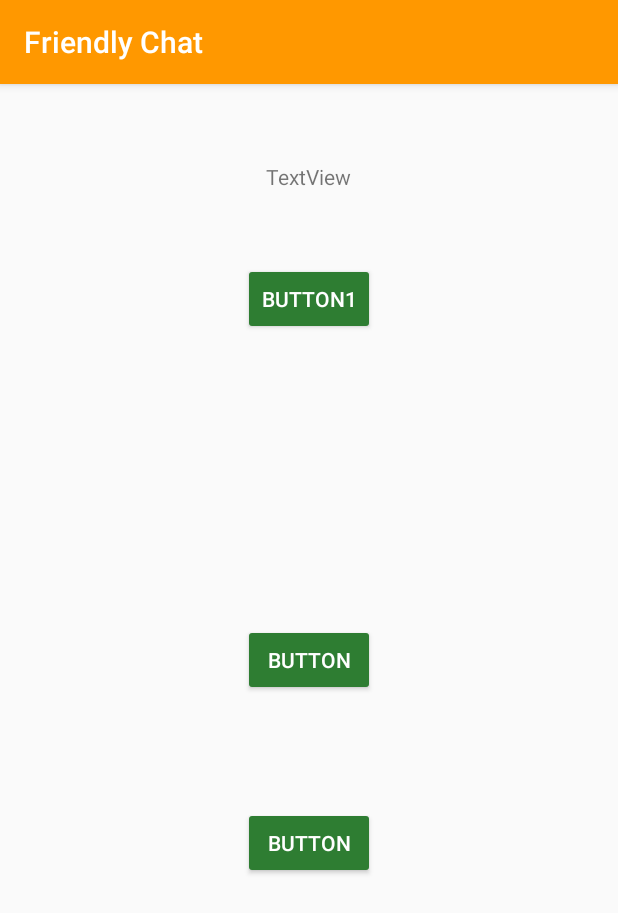
After one commit to MohsenHosseiniKhayat/Emergency-Texting-App, an Android app: the SendAlertActivity screen opened directly, with no data from a screen before it, on a phone screen of 412 x 824 dp. The commit adds this screen. Shown: the top 913 px of the screen. Run offline under Robolectric (Android 15) with nearby library versions, the phone set to English and light mode, and no system bars; our stand-ins replace Firebase (no records; nobody signed in at launch, a user with empty details on screens opened directly).

Commit message:
Added Skeleton for Alert Activity
Also made modifications to Message model

```diff
--- a/android-start/app/build.gradle
+++ b/android-start/app/build.gradle
@@ -18,6 +18,7 @@ android {
         versionCode 1
         versionName "1.0"
         testInstrumentationRunner "android.support.test.runner.AndroidJUnitRunner"
+        vectorDrawables.useSupportLibrary = true
     }
     buildTypes {
         release {
@@ -34,6 +35,8 @@ android {
 
 dependencies {
     compile fileTree(dir: 'libs', include: ['*.jar'])
+    compile 'com.android.support:support-v4:25.2.0'
+    compile 'com.android.support:support-vector-drawable:25.2.0'
     testCompile 'junit:junit:4.12'
 
     compile 'com.android.support:design:25.2.0'
--- a/android-start/app/src/main/java/com/google/firebase/codelab/friendlychat/MainActivity.java
+++ b/android-start/app/src/main/java/com/google/firebase/codelab/friendlychat/MainActivity.java
@@ -65,6 +65,7 @@ import com.google.firebase.appindexing.Indexable;
 import com.google.firebase.appindexing.builders.Indexables;
 import com.google.firebase.appindexing.builders.PersonBuilder;
 
+import java.util.ArrayList;
 import java.util.HashMap;
 import java.util.Map;
 
@@ -257,11 +258,12 @@ public class MainActivity extends AppCompatActivity
             }
         });
 
+        final ArrayList<String> receiverIds = new ArrayList<>();
         mSendButton = (Button) findViewById(R.id.sendButton);
         mSendButton.setOnClickListener(new View.OnClickListener() {
             @Override
             public void onClick(View view) {
-                FriendlyMessage friendlyMessage = new FriendlyMessage(mMessageEditText.getText().toString(), mUsername, mPhotoUrl);
+                FriendlyMessage friendlyMessage = new FriendlyMessage(mMessageEditText.getText().toString(), mUsername, mPhotoUrl, receiverIds);
                 mFirebaseDatabaseReference.child(MESSAGES_CHILD).push().setValue(friendlyMessage);
                 mMessageEditText.setText("");
             }
--- /dev/null
+++ b/android-start/app/src/main/java/com/google/firebase/codelab/friendlychat/SendAlertActivity.java
@@ -0,0 +1,75 @@
+package com.google.firebase.codelab.friendlychat;
+
+import android.support.v7.app.AppCompatActivity;
+import android.os.Bundle;
+import android.view.View;
+import android.widget.Button;
+
+import com.google.firebase.auth.FirebaseAuth;
+import com.google.firebase.auth.FirebaseUser;
+import com.google.firebase.database.DatabaseReference;
+import com.google.firebase.database.FirebaseDatabase;
+
+import java.util.ArrayList;
+
+import static com.google.firebase.codelab.friendlychat.MainActivity.MESSAGES_CHILD;
+
+public class SendAlertActivity extends AppCompatActivity {
+
+    private DatabaseReference mFirebaseDatabaseReference;
+    private String mUsername;
+    private String mPhotoUrl;
+    private FirebaseAuth mFirebaseAuth;
+    private FirebaseUser mFirebaseUser;
+
+
+    @Override
+    protected void onCreate(Bundle savedInstanceState) {
+        super.onCreate(savedInstanceState);
+        setContentView(R.layout.activity_send_alert);
+
+        //
+        mFirebaseAuth = FirebaseAuth.getInstance();
+        mFirebaseUser = mFirebaseAuth.getCurrentUser();
+        Button button1 = (Button) findViewById(R.id.buttonOne);
+        Button button2 = (Button) findViewById(R.id.buttonTwo);
+        Button button3 = (Button) findViewById(R.id.buttonThree);
+
+        mFirebaseDatabaseReference = FirebaseDatabase.getInstance().getReference();
+        final String dummyText = "Dummy";
+        final ArrayList<String> dummyContacts = new ArrayList<>();
+
+        button1.setOnClickListener(new View.OnClickListener() {
+            @Override
+            public void onClick(View v) {
+
+                //Display dialog fragment
+
+                FriendlyMessage friendlyMessage = new FriendlyMessage(dummyText, mUsername, mPhotoUrl,dummyContacts);
+                mFirebaseDatabaseReference.child(MESSAGES_CHILD).push().setValue(friendlyMessage);
+            }
+        });
+
+        button2.setOnClickListener(new View.OnClickListener() {
+            @Override
+            public void onClick(View v) {
+
+                //Display dialog fragment
+
+                FriendlyMessage friendlyMessage = new FriendlyMessage(dummyText, mUsername, mPhotoUrl,dummyContacts);
+                mFirebaseDatabaseReference.child(MESSAGES_CHILD).push().setValue(friendlyMessage);
+            }
+        });
+
+        button3.setOnClickListener(new View.OnClickListener() {
+            @Override
+            public void onClick(View v) {
+
+                //Display dialog fragment
+
+                FriendlyMessage friendlyMessage = new FriendlyMessage(dummyText, mUsername, mPhotoUrl,dummyContacts);
+                mFirebaseDatabaseReference.child(MESSAGES_CHILD).push().setValue(friendlyMessage);
+            }
+        });
+    }
+}
--- /dev/null
+++ b/android-start/app/src/main/res/layout/activity_send_alert.xml
@@ -0,0 +1,50 @@
+<?xml version="1.0" encoding="utf-8"?>
+<RelativeLayout xmlns:android="http://schemas.android.com/apk/res/android"
+    xmlns:tools="http://schemas.android.com/tools"
+    android:id="@+id/activity_send_alert"
+    android:layout_width="match_parent"
+    android:layout_height="match_parent"
+    android:paddingBottom="@dimen/activity_vertical_margin"
+    android:paddingLeft="@dimen/activity_horizontal_margin"
+    android:paddingRight="@dimen/activity_horizontal_margin"
+    android:paddingTop="@dimen/activity_vertical_margin"
+    tools:context="com.google.firebase.codelab.friendlychat.SendAlertActivity">
+
+    <Button
+        android:text="Button1"
+        android:layout_width="wrap_content"
+        android:layout_height="wrap_content"
+        android:layout_alignParentTop="true"
+        android:layout_centerHorizontal="true"
+        android:layout_marginTop="103dp"
+        android:id="@+id/buttonOne"
+        tools:text="But" />
+
+    <Button
+        android:text="Button"
+        android:layout_width="wrap_content"
+        android:layout_height="wrap_content"
+        android:layout_centerVertical="true"
+        android:layout_alignLeft="@+id/buttonOne"
+        android:layout_alignStart="@+id/buttonOne"
+        android:id="@+id/buttonTwo" />
+
+    <Button
+        android:text="Button"
+        android:layout_width="wrap_content"
+        android:layout_height="wrap_content"
+        android:layout_below="@+id/buttonTwo"
+        android:layout_alignLeft="@+id/buttonTwo"
+        android:layout_alignStart="@+id/buttonTwo"
+        android:layout_marginTop="74dp"
+        android:id="@+id/buttonThree" />
+
+    <TextView
+        android:text="TextView"
+        android:layout_width="wrap_content"
+        android:layout_height="wrap_content"
+        android:layout_alignParentTop="true"
+        android:layout_centerHorizontal="true"
+        android:layout_marginTop="36dp"
+        android:id="@+id/textViewTitle" />
+</RelativeLayout>
```
Also changed, not shown: android-start/app/src/main/AndroidManifest.xml (+28 -28 lines), android-start/app/src/main/java/com/google/firebase/codelab/friendlychat/AppCompatPreferenceActivity.java (added, +109 -0 lines), android-start/app/src/main/java/com/google/firebase/codelab/friendlychat/FriendlyMessage.java (+17 -1 lines).
